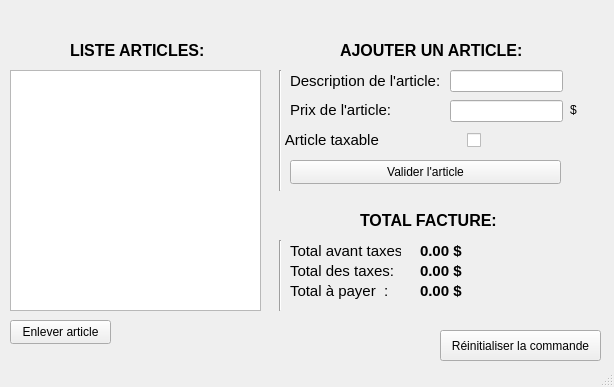
Old version of the form mainwindow.ui in the repository Sci-pio/TP6_INF1015.
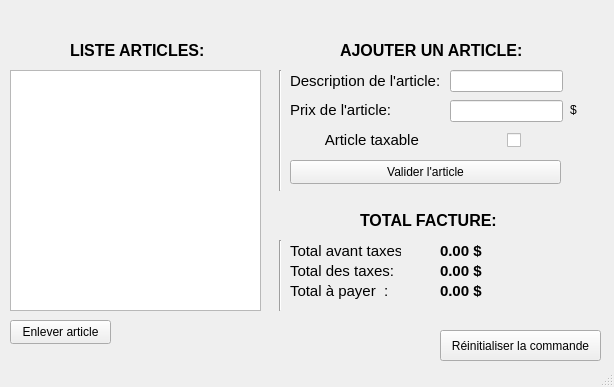
New version of the form.

What changed in the file:
```diff
--- a/mainwindow.ui
+++ b/mainwindow.ui
@@ -98,9 +98,9 @@
    <widget class="QCheckBox" name="checkBoxTaxe">
     <property name="geometry">
      <rect>
-      <x>280</x>
+      <x>290</x>
       <y>130</y>
-      <width>201</width>
+      <width>231</width>
       <height>20</height>
      </rect>
     </property>
@@ -311,7 +311,7 @@
    <widget class="QLabel" name="totalAvantTaxes">
     <property name="geometry">
      <rect>
-      <x>420</x>
+      <x>440</x>
       <y>240</y>
       <width>111</width>
       <height>21</height>
@@ -330,7 +330,7 @@
    <widget class="QLabel" name="totalDesTaxes">
     <property name="geometry">
      <rect>
-      <x>420</x>
+      <x>440</x>
       <y>260</y>
       <width>111</width>
       <height>21</height>
@@ -349,7 +349,7 @@
    <widget class="QLabel" name="totalApayer">
     <property name="geometry">
      <rect>
-      <x>420</x>
+      <x>440</x>
       <y>280</y>
       <width>111</width>
       <height>21</height>
```
